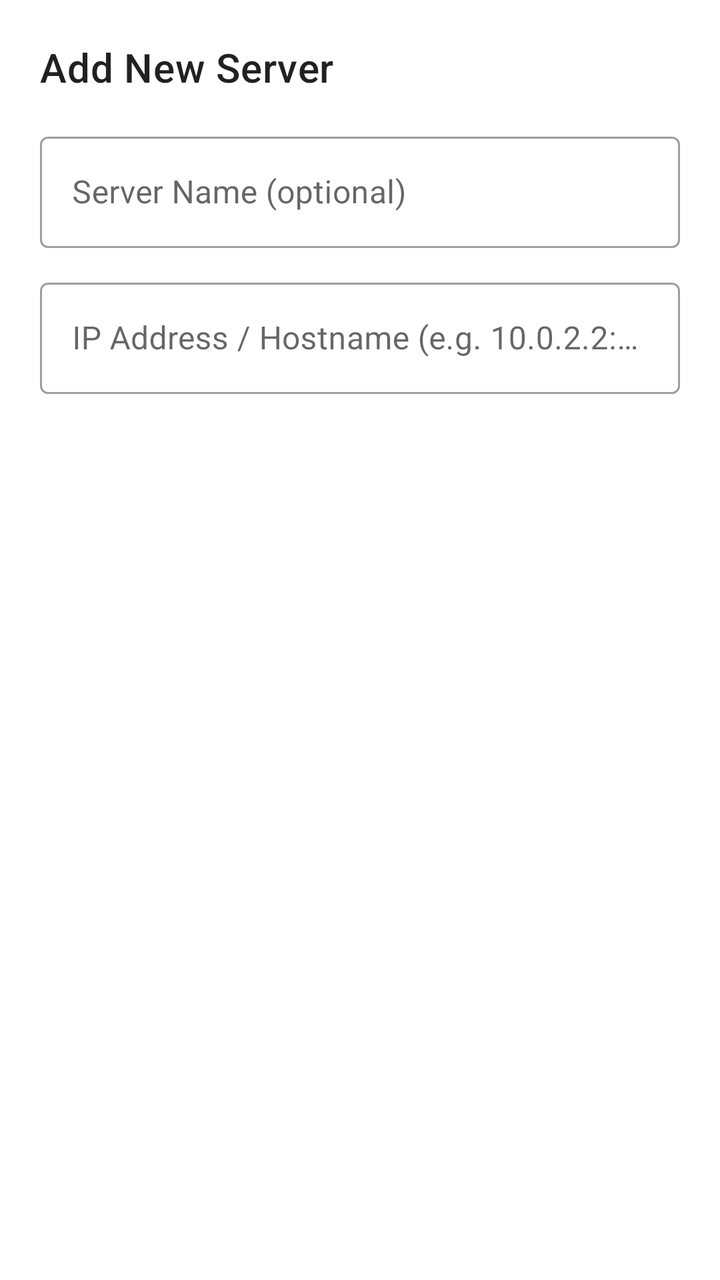
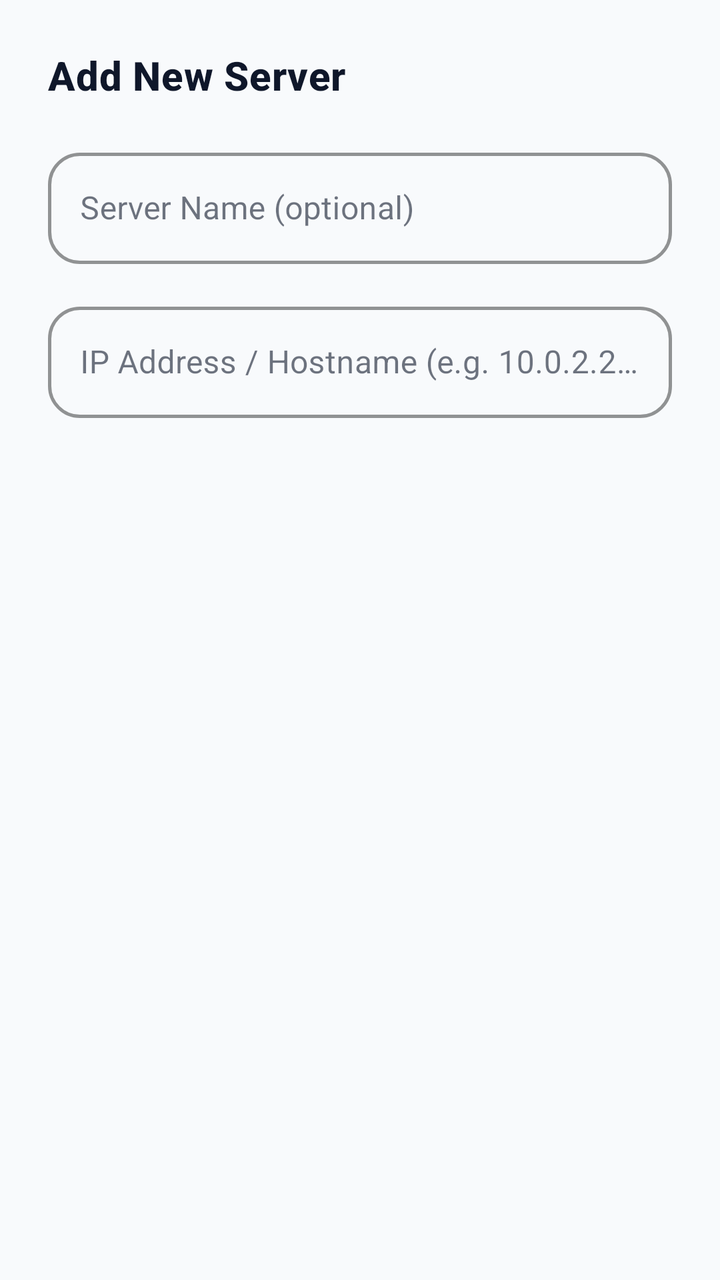

Screens rendered from an Android XML layout before and after an edit, with the pre-edit source and the edit as a unified diff.
<!-- AndroidManifest.xml: application theme Theme.EnterpriseMessenger -->
<!-- res/layout/dialog_add_server.xml -->
<?xml version="1.0" encoding="utf-8"?>
<LinearLayout xmlns:android="http://schemas.android.com/apk/res/android"
    android:layout_width="match_parent"
    android:layout_height="wrap_content"
    android:orientation="vertical"
    android:padding="20dp">

    <TextView
        android:id="@+id/textview_dialog_title"
        android:layout_width="match_parent"
        android:layout_height="wrap_content"
        android:text="@string/dialog_add_server_title"
        android:textAppearance="@style/TextAppearance.MaterialComponents.Headline6"
        android:layout_marginBottom="16dp" />

    <com.google.android.material.textfield.TextInputLayout
        android:id="@+id/layout_server_name"
        style="@style/Widget.MaterialComponents.TextInputLayout.OutlinedBox"
        android:layout_width="match_parent"
        android:layout_height="wrap_content"
        android:layout_marginBottom="12dp"
        android:hint="@string/hint_server_name">

        <com.google.android.material.textfield.TextInputEditText
            android:id="@+id/edittext_server_name"
            android:layout_width="match_parent"
            android:layout_height="wrap_content"
            android:inputType="textCapWords"
            android:maxLines="1" />
    </com.google.android.material.textfield.TextInputLayout>

    <com.google.android.material.textfield.TextInputLayout
        android:id="@+id/layout_server_ip"
        style="@style/Widget.MaterialComponents.TextInputLayout.OutlinedBox"
        android:layout_width="match_parent"
        android:layout_height="wrap_content"
        android:hint="@string/hint_server_ip">

        <com.google.android.material.textfield.TextInputEditText
            android:id="@+id/edittext_server_ip"
            android:layout_width="match_parent"
            android:layout_height="wrap_content"
            android:inputType="textNoSuggestions|textUri"
            android:maxLines="1" />
    </com.google.android.material.textfield.TextInputLayout>

</LinearLayout>
<!-- resources referenced by this layout -->
<resources>
  <string name="dialog_add_server_title">Add New Server</string>
  <string name="hint_server_ip">IP Address / Hostname (e.g. 10.0.2.2:8080)</string>
  <string name="hint_server_name">Server Name (optional)</string>
  <style name="Theme.EnterpriseMessenger" parent="Theme.MaterialComponents.DayNight.DarkActionBar">
          
          <item name="colorPrimary">@color/purple_500</item>
          <item name="colorPrimaryVariant">@color/purple_700</item>
          <item name="colorOnPrimary">@color/white</item>
          
          <item name="colorSecondary">@color/teal_200</item>
          <item name="colorSecondaryVariant">@color/teal_700</item>
          <item name="colorOnSecondary">@color/black</item>
          
          <item name="android:statusBarColor">?attr/colorPrimaryVariant</item>
          
      </style>
  <color name="purple_500">#FF6200EE</color>
  <color name="purple_700">#FF3700B3</color>
  <color name="white">#FFFFFFFF</color>
  <color name="teal_200">#FF03DAC5</color>
  <color name="teal_700">#FF018786</color>
  <color name="black">#FF000000</color>
</resources>

<!-- the commit's change to res/layout/dialog_add_server.xml (unified diff, before → after) -->
@@ -1,24 +1,28 @@
 <?xml version="1.0" encoding="utf-8"?>
 <LinearLayout xmlns:android="http://schemas.android.com/apk/res/android"
+    xmlns:app="http://schemas.android.com/apk/res-auto"
     android:layout_width="match_parent"
     android:layout_height="wrap_content"
     android:orientation="vertical"
-    android:padding="20dp">
+    android:padding="24dp">
 
     <TextView
         android:id="@+id/textview_dialog_title"
         android:layout_width="match_parent"
         android:layout_height="wrap_content"
+        android:layout_marginBottom="20dp"
         android:text="@string/dialog_add_server_title"
         android:textAppearance="@style/TextAppearance.MaterialComponents.Headline6"
-        android:layout_marginBottom="16dp" />
+        android:textColor="@color/text_primary"
+        android:textSize="20sp"
+        android:textStyle="bold" />
 
     <com.google.android.material.textfield.TextInputLayout
         android:id="@+id/layout_server_name"
-        style="@style/Widget.MaterialComponents.TextInputLayout.OutlinedBox"
+        style="@style/Widget.App.TextInputLayout"
         android:layout_width="match_parent"
         android:layout_height="wrap_content"
-        android:layout_marginBottom="12dp"
+        android:layout_marginBottom="16dp"
         android:hint="@string/hint_server_name">
 
         <com.google.android.material.textfield.TextInputEditText
@@ -26,12 +30,13 @@
             android:layout_width="match_parent"
             android:layout_height="wrap_content"
             android:inputType="textCapWords"
-            android:maxLines="1" />
+            android:maxLines="1"
+            android:textColor="@color/text_primary" />
     </com.google.android.material.textfield.TextInputLayout>
 
     <com.google.android.material.textfield.TextInputLayout
         android:id="@+id/layout_server_ip"
-        style="@style/Widget.MaterialComponents.TextInputLayout.OutlinedBox"
+        style="@style/Widget.App.TextInputLayout"
         android:layout_width="match_parent"
         android:layout_height="wrap_content"
         android:hint="@string/hint_server_ip">
@@ -41,7 +46,8 @@
             android:layout_width="match_parent"
             android:layout_height="wrap_content"
             android:inputType="textNoSuggestions|textUri"
-            android:maxLines="1" />
+            android:maxLines="1"
+            android:textColor="@color/text_primary" />
     </com.google.android.material.textfield.TextInputLayout>
 
 </LinearLayout>
<!-- resource entries referenced after the edit -->
@@ -1,26 +1,80 @@
 <!-- resources referenced by this layout -->
 <resources>
+  <color name="text_primary">#0F172A</color>
   <string name="dialog_add_server_title">Add New Server</string>
   <string name="hint_server_ip">IP Address / Hostname (e.g. 10.0.2.2:8080)</string>
   <string name="hint_server_name">Server Name (optional)</string>
+  <style name="Widget.App.TextInputLayout" parent="Widget.MaterialComponents.TextInputLayout.OutlinedBox">
+          <item name="boxCornerRadiusTopStart">16dp</item>
+          <item name="boxCornerRadiusTopEnd">16dp</item>
+          <item name="boxCornerRadiusBottomStart">16dp</item>
+          <item name="boxCornerRadiusBottomEnd">16dp</item>
+          <item name="boxStrokeWidth">1.5dp</item>
+          <item name="boxStrokeColor">@color/indigo_500</item>
+          <item name="hintTextColor">@color/indigo_500</item>
+      </style>
   <style name="Theme.EnterpriseMessenger" parent="Theme.MaterialComponents.DayNight.DarkActionBar">
           
-          <item name="colorPrimary">@color/purple_500</item>
-          <item name="colorPrimaryVariant">@color/purple_700</item>
+          <item name="colorPrimary">@color/indigo_600</item>
+          <item name="colorPrimaryVariant">@color/indigo_700</item>
           <item name="colorOnPrimary">@color/white</item>
+  
           
-          <item name="colorSecondary">@color/teal_200</item>
-          <item name="colorSecondaryVariant">@color/teal_700</item>
-          <item name="colorOnSecondary">@color/black</item>
+          <item name="colorSecondary">@color/emerald_500</item>
+          <item name="colorSecondaryVariant">@color/emerald_600</item>
+          <item name="colorOnSecondary">@color/white</item>
+  
+          
+          <item name="android:windowBackground">@color/bg_app</item>
+          <item name="colorSurface">@color/surface_card</item>
+          <item name="colorOnSurface">@color/text_primary</item>
+  
           
           <item name="android:statusBarColor">?attr/colorPrimaryVariant</item>
+  
           
+          <item name="materialButtonStyle">@style/Widget.App.MaterialButton</item>
+          <item name="textInputStyle">@style/Widget.App.TextInputLayout</item>
+          <item name="materialCardViewStyle">@style/Widget.App.CardView</item>
+  
+          
+          <item name="shapeAppearanceSmallComponent">@style/ShapeAppearance.App.CornerSmall</item>
+          <item name="shapeAppearanceMediumComponent">@style/ShapeAppearance.App.CornerMedium</item>
+          <item name="shapeAppearanceLargeComponent">@style/ShapeAppearance.App.CornerLarge</item>
       </style>
-  <color name="purple_500">#FF6200EE</color>
-  <color name="purple_700">#FF3700B3</color>
+  <color name="indigo_500">#6366F1</color>
+  <color name="indigo_600">#4F46E5</color>
+  <color name="indigo_700">#4338CA</color>
   <color name="white">#FFFFFFFF</color>
-  <color name="teal_200">#FF03DAC5</color>
-  <color name="teal_700">#FF018786</color>
-  <color name="black">#FF000000</color>
+  <color name="emerald_500">#10B981</color>
+  <color name="emerald_600">#059669</color>
+  <color name="bg_app">#F8FAFC</color>
+  <color name="surface_card">#FFFFFF</color>
+  <style name="Widget.App.MaterialButton" parent="Widget.MaterialComponents.Button">
+          <item name="shapeAppearanceOverlay">@style/ShapeAppearance.App.Pill</item>
+          <item name="android:paddingTop">12dp</item>
+          <item name="android:paddingBottom">12dp</item>
+          <item name="android:insetTop">0dp</item>
+          <item name="android:insetBottom">0dp</item>
+          <item name="elevation">2dp</item>
+      </style>
+  <style name="Widget.App.CardView" parent="Widget.MaterialComponents.CardView">
+          <item name="cardCornerRadius">20dp</item>
+          <item name="cardElevation">3dp</item>
+          <item name="strokeWidth">0dp</item>
+          <item name="cardBackgroundColor">@color/surface_card</item>
+      </style>
+  <style name="ShapeAppearance.App.CornerSmall" parent="ShapeAppearance.MaterialComponents.SmallComponent">
+          <item name="cornerSize">8dp</item>
+      </style>
+  <style name="ShapeAppearance.App.CornerMedium" parent="ShapeAppearance.MaterialComponents.MediumComponent">
+          <item name="cornerSize">16dp</item>
+      </style>
+  <style name="ShapeAppearance.App.CornerLarge" parent="ShapeAppearance.MaterialComponents.LargeComponent">
+          <item name="cornerSize">20dp</item>
+      </style>
+  <style name="ShapeAppearance.App.Pill" parent="ShapeAppearance.MaterialComponents.LargeComponent">
+          <item name="cornerSize">28dp</item>
+      </style>
 </resources>
 
